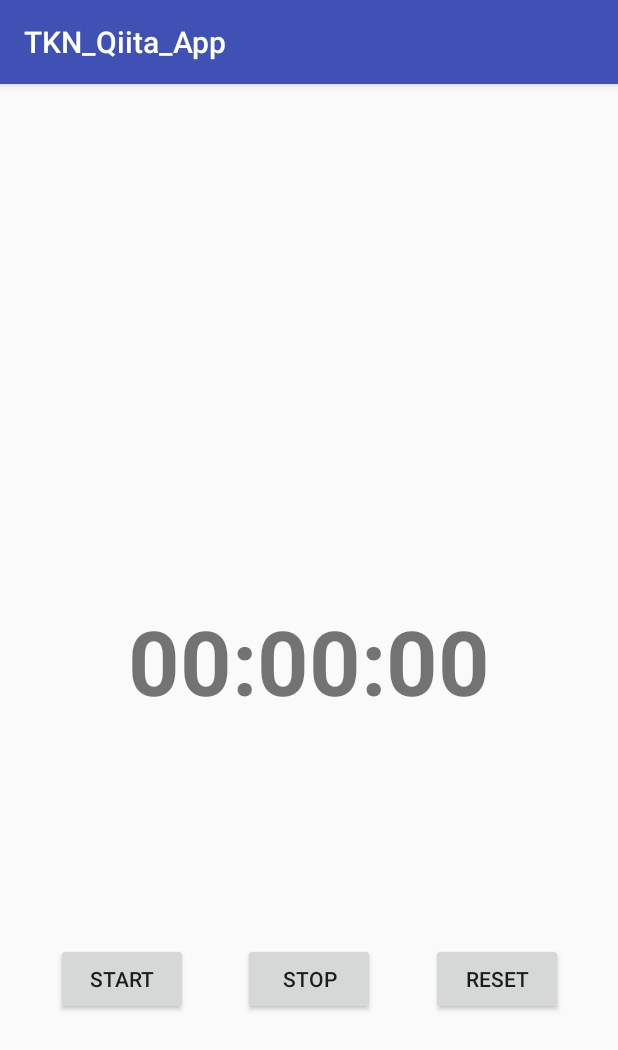
After one commit to fieldhawker/QiitaAppKotlin, an Android app: the WatchActivity screen opened directly, with no data from a screen before it, on a phone screen of 412 x 824 dp. The commit adds this screen. Shown: the top 1050 px of the screen. Run offline under Robolectric (Android 15) with nearby library versions, the phone set to English and light mode, and no system bars.

Commit message:
ストぷうぉっち画面を追加

```diff
--- a/app/app/src/main/AndroidManifest.xml
+++ b/app/app/src/main/AndroidManifest.xml
@@ -25,6 +25,7 @@
             android:name=".ArticleListActivity"
             android:windowSoftInputMode="stateAlwaysHidden" />
         <activity android:name=".ArticleActivity" />
+        <activity android:name=".WatchActivity" />
 
     </application>
 
--- /dev/null
+++ b/app/app/src/main/java/com/product/hawker/qiitaappkotlin/WatchActivity.kt
@@ -0,0 +1,74 @@
+package com.product.hawker.qiitaappkotlin
+
+import android.os.Bundle
+import android.os.Handler
+import android.support.v7.app.AppCompatActivity
+import android.widget.Button
+import android.widget.TextView
+
+class WatchActivity : AppCompatActivity() {
+
+    val handler = Handler()
+
+    var timeValue = 0
+
+    override fun onCreate(savedInstantState: Bundle?) {
+        super.onCreate(savedInstantState)
+        setContentView(R.layout.activity_watch)
+
+        // ビューオブジェクトを取得
+        val timeText = findViewById(R.id.timeText) as TextView
+        val startButton = findViewById(R.id.start) as Button
+        val stopButton = findViewById(R.id.stop) as Button
+        val resetButton = findViewById(R.id.reset) as Button
+
+        // 計測
+        val runnable = object : Runnable {
+            override fun run() {
+                timeValue++
+
+                timeToText(timeValue)?.let {
+                    timeText.text = it
+                }
+                handler.postDelayed(this, 1000)
+            }
+        }
+
+        // STARTボタン押下
+        startButton.setOnClickListener {
+            handler.post(runnable)
+        }
+
+        // STOPボタン押下
+        stopButton.setOnClickListener {
+            handler.removeCallbacks(runnable)
+        }
+
+        // RESETボタン押下
+        resetButton.setOnClickListener {
+            handler.removeCallbacks(runnable)
+
+            // カウントアップを初期化
+            timeValue = 0
+
+            // 引数を省略して初期値の０から表示を初期化
+            timeToText()?.let {
+                timeText.text = it
+            }
+        }
+    }
+
+    private fun timeToText(time: Int = 0): String? {
+
+        return if (time < 0) {
+            null
+        } else if (time == 0) {
+            "00:00:00"
+        } else {
+            val h = time / 3600
+            val m = time % 3600 / 60
+            val s = time % 60
+            "%1$02d:%2$02d:%3$02d".format(h,m,s)
+        }
+    }
+}
--- a/app/app/src/main/res/layout/activity_main.xml
+++ b/app/app/src/main/res/layout/activity_main.xml
@@ -16,4 +16,10 @@
             android:layout_height="wrap_content"
             android:text="記事一覧" />
     </LinearLayout>
+
+    <Button
+        android:id="@+id/watch_button"
+        android:layout_width="match_parent"
+        android:layout_height="wrap_content"
+        android:text="ストップウォッチ" />
 </LinearLayout>
--- /dev/null
+++ b/app/app/src/main/res/layout/activity_watch.xml
@@ -0,0 +1,65 @@
+<?xml version="1.0" encoding="utf-8"?>
+<android.support.constraint.ConstraintLayout xmlns:android="http://schemas.android.com/apk/res/android"
+    xmlns:app="http://schemas.android.com/apk/res-auto"
+    xmlns:tools="http://schemas.android.com/tools"
+    android:layout_width="match_parent"
+    android:layout_height="match_parent">
+
+    <TextView
+        android:id="@+id/timeText"
+        android:layout_width="wrap_content"
+        android:layout_height="wrap_content"
+        android:text="00:00:00"
+        android:textAlignment="center"
+        android:textSize="60sp"
+        android:textStyle="bold"
+        app:layout_constraintBottom_toBottomOf="parent"
+        app:layout_constraintDimensionRatio="h,1:1"
+        app:layout_constraintEnd_toEndOf="parent"
+        app:layout_constraintHorizontal_bias="0.5"
+        app:layout_constraintStart_toStartOf="parent"
+        app:layout_constraintTop_toTopOf="parent"
+        tools:text="00:00:00" />
+
+    <Button
+        android:id="@+id/start"
+        android:layout_width="wrap_content"
+        android:layout_height="wrap_content"
+        android:layout_marginBottom="32dp"
+        android:layout_marginEnd="32dp"
+        android:layout_marginStart="32dp"
+        android:layout_marginTop="32dp"
+        android:text="START"
+        app:layout_constraintBottom_toBottomOf="parent"
+        app:layout_constraintEnd_toStartOf="@+id/stop"
+        app:layout_constraintStart_toStartOf="parent"
+        app:layout_constraintTop_toBottomOf="@+id/timeText" />
+
+    <Button
+        android:id="@+id/stop"
+        android:layout_width="wrap_content"
+        android:layout_height="wrap_content"
+        android:layout_marginBottom="32dp"
+        android:layout_marginEnd="32dp"
+        android:layout_marginStart="32dp"
+        android:layout_marginTop="32dp"
+        android:text="STOP"
+        app:layout_constraintBottom_toBottomOf="parent"
+        app:layout_constraintEnd_toEndOf="parent"
+        app:layout_constraintStart_toStartOf="parent"
+        app:layout_constraintTop_toBottomOf="@+id/timeText" />
+
+    <Button
+        android:id="@+id/reset"
+        android:layout_width="wrap_content"
+        android:layout_height="wrap_content"
+        android:layout_marginBottom="32dp"
+        android:layout_marginEnd="32dp"
+        android:layout_marginStart="32dp"
+        android:layout_marginTop="32dp"
+        android:text="RESET"
+        app:layout_constraintBottom_toBottomOf="parent"
+        app:layout_constraintEnd_toEndOf="parent"
+        app:layout_constraintStart_toEndOf="@+id/stop"
+        app:layout_constraintTop_toBottomOf="@+id/timeText" />
+</android.support.constraint.ConstraintLayout>
```
Also changed, not shown: app/app/src/main/java/com/product/hawker/qiitaappkotlin/MainActivity.kt (+11 -0 lines).
